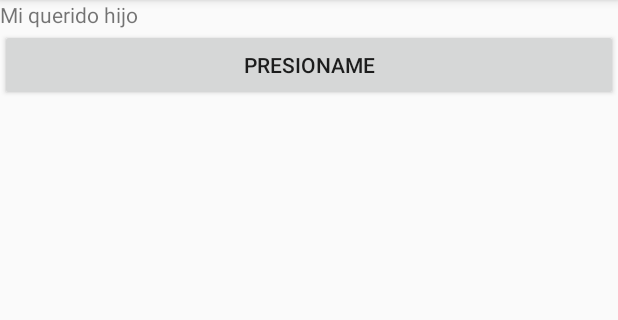
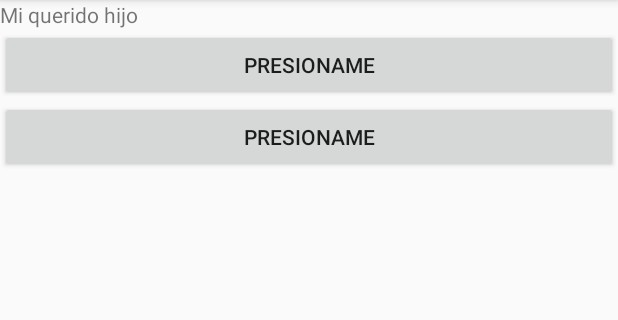
Before and after one commit to yelsinfabian/AndroidStudio, an Android app: the screen it shows after launch (MainActivity), on a phone screen of 412 x 824 dp, the part 84-404 px from its top. Run offline under Robolectric (Android 15) with nearby library versions, the phone set to English and light mode, and no system bars.

Commit message:
segundo commit

```diff
--- a/app/src/main/AndroidManifest.xml
+++ b/app/src/main/AndroidManifest.xml
@@ -9,6 +9,8 @@
         android:roundIcon="@mipmap/ic_launcher_round"
         android:supportsRtl="true"
         android:theme="@style/AppTheme">
+        <activity android:name=".AboutUsActivity"></activity>
+        <activity android:name=".ProducListActivity" />
         <activity android:name=".MainActivity">
             <intent-filter>
                 <action android:name="android.intent.action.MAIN" />
--- a/app/src/main/java/com/example/hijito/MainActivity.java
+++ b/app/src/main/java/com/example/hijito/MainActivity.java
@@ -2,15 +2,42 @@ package com.example.hijito;
 
 import androidx.appcompat.app.AppCompatActivity;
 
+import android.content.Intent;
 import android.os.Bundle;
+import android.provider.Settings;
+import android.util.Log;
+import android.view.View;
+import android.widget.Button;
 import android.widget.Toast;
 
+
 public class MainActivity extends AppCompatActivity {
+    private Button btnProducts;
+    private  Button btnAboutUs;
 
     @Override
     protected void onCreate(Bundle savedInstanceState) {
         super.onCreate(savedInstanceState);
-        setContentView(R.layout.activity_main);
+        setContentView(R.layout.activity_main); // se enlasa el activity + layout
+        btnProducts = (Button) findViewById(R.id.btnEnter);
+        btnAboutUs = (Button) findViewById(R.id.btnAboutUs);
+        btnProducts.setOnClickListener(new View.OnClickListener() {
+            @Override
+            public void onClick(View v) {
+               // Log.i(Settings.INFO, "Products");
+                // intent sirve para cambear de pantalla
+                Intent i = new Intent(MainActivity.this, ProducListActivity.class); //para saltar ala siguiente pantalla
+                startActivity(i);
+            }
+        });
+        btnAboutUs.setOnClickListener(new View.OnClickListener() {
+            @Override
+            public void onClick(View v) {
+                //Log.i(Settings.INFO,"About us");
+                Intent i = new Intent(MainActivity.this, AboutUsActivity.class);
+                startActivity(i);
+            }
+        });
     }
     @Override
     protected void onResume(){
--- a/app/src/main/res/layout/activity_main.xml
+++ b/app/src/main/res/layout/activity_main.xml
@@ -19,9 +19,16 @@
             app:layout_constraintTop_toTopOf="parent"/>
 
         <Button
+            android:id="@+id/btnEnter"
             android:layout_width="match_parent"
             android:layout_height="wrap_content"
             android:text="Presioname"></Button>
+        <Button
+            android:id="@+id/btnAboutUs"
+            android:layout_width="match_parent"
+            android:layout_height="wrap_content"
+            android:text="Presioname"></Button>
+
     </LinearLayout>
 
 
```
Also changed, not shown: app/src/main/java/com/example/hijito/AboutUsActivity.java (added, +14 -0 lines), app/src/main/java/com/example/hijito/ProducListActivity.java (added, +14 -0 lines), app/src/main/res/layout/activity_about_us.xml (added, +16 -0 lines), app/src/main/res/layout/activity_produc_list.xml (added, +9 -0 lines).
